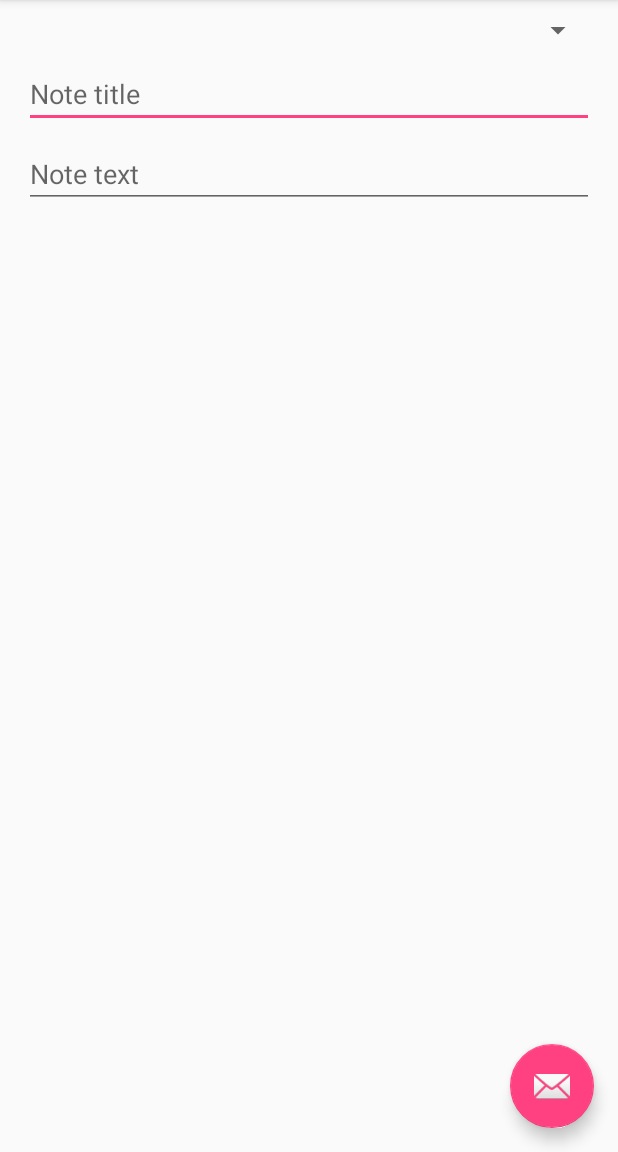
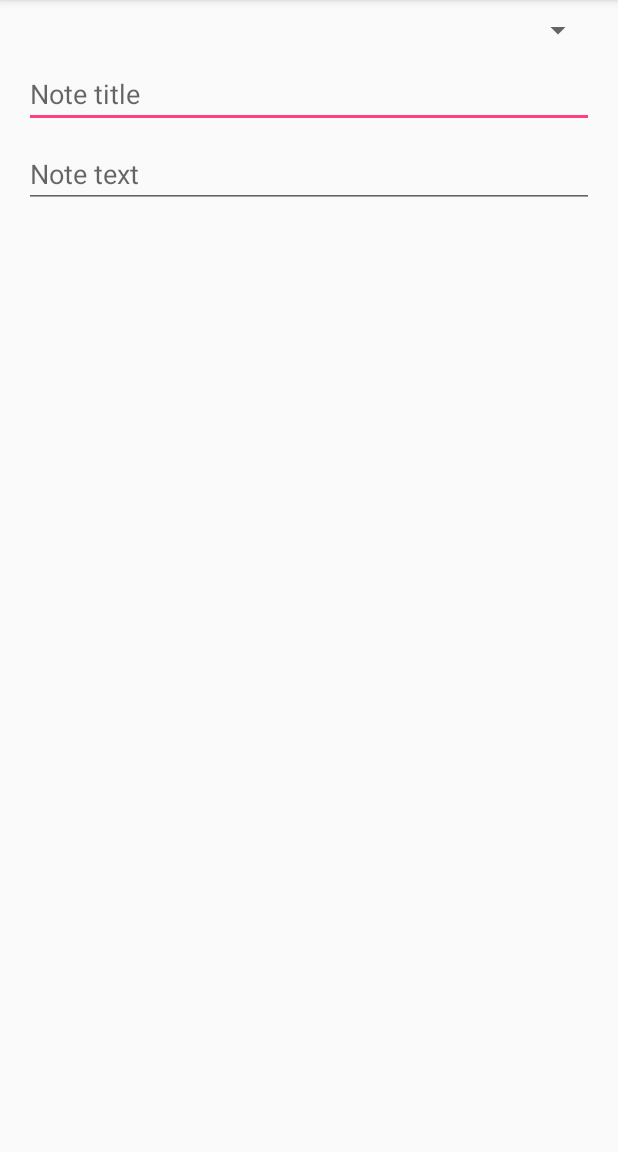
Before and after one commit to CarlosVRL/CourseApp, an Android app: the screen it shows after launch (MainActivity), on a phone screen of 412 x 824 dp, the part 84-1236 px from its top. Run offline under Robolectric (Android 15) with nearby library versions, the phone set to English and light mode, and no system bars.

```diff
--- a/app/src/main/java/coding/com/courseapp/MainActivity.java
+++ b/app/src/main/java/coding/com/courseapp/MainActivity.java
@@ -8,6 +8,7 @@ import android.support.v7.widget.Toolbar;
 import android.view.View;
 import android.view.Menu;
 import android.view.MenuItem;
+import android.widget.Spinner;
 import android.widget.TextView;
 
 public class MainActivity extends AppCompatActivity {
@@ -17,29 +18,18 @@ public class MainActivity extends AppCompatActivity {
 
         // Initialize the activity
         super.onCreate(savedInstanceState);
-        setContentView(R.layout.activity_main);
+        setContentView(R.layout.activity_note);
 
         // Add a toolbar
         Toolbar toolbar = (Toolbar) findViewById(R.id.toolbar);
         setSupportActionBar(toolbar);
 
-        // Add a floating action button
-        FloatingActionButton fab = (FloatingActionButton) findViewById(R.id.fab);
-        fab.setOnClickListener(new View.OnClickListener() {
-            @Override
-            public void onClick(View view) {
-                TextView textView = findViewById(R.id.text_value);
-                String stringValue = textView.getText().toString();
-                int originalValue = Integer.parseInt(stringValue);
-                int newValue = MyWorker.doubleTheValue(originalValue);
+        // Add the spinner
+        Spinner spinnerCourses = (Spinner) findViewById(R.id.spinner_courses);
 
-                textView.setText(Integer.toString(newValue));
 
-                Snackbar.make(view, "Change value " + originalValue +
-                                    " to " + newValue, Snackbar.LENGTH_LONG)
-                        .setAction("Action", null).show();
-            }
-        });
+
+
     }
 
     @Override
--- a/app/src/main/res/layout/activity_main.xml
+++ b/app/src/main/res/layout/activity_note.xml
@@ -20,14 +20,6 @@
 
     </android.support.design.widget.AppBarLayout>
 
-    <include layout="@layout/content_main" />
-
-    <android.support.design.widget.FloatingActionButton
-        android:id="@+id/fab"
-        android:layout_width="wrap_content"
-        android:layout_height="wrap_content"
-        android:layout_gravity="bottom|end"
-        android:layout_margin="@dimen/fab_margin"
-        app:srcCompat="@android:drawable/ic_dialog_email" />
+    <include layout="@layout/content_note" />
 
 </android.support.design.widget.CoordinatorLayout>
--- a/app/src/main/res/layout/content_main.xml
+++ b/app/src/main/res/layout/content_note.xml
@@ -6,7 +6,7 @@
     android:layout_height="match_parent"
     app:layout_behavior="@string/appbar_scrolling_view_behavior"
     tools:context="coding.com.courseapp.MainActivity"
-    tools:showIn="@layout/activity_main">
+    tools:showIn="@layout/activity_note">
 
     <Spinner
         android:id="@+id/spinner_courses"
```
Also changed, not shown: app/src/main/java/coding/com/courseapp/MyWorker.java (deleted, +0 -7 lines).
